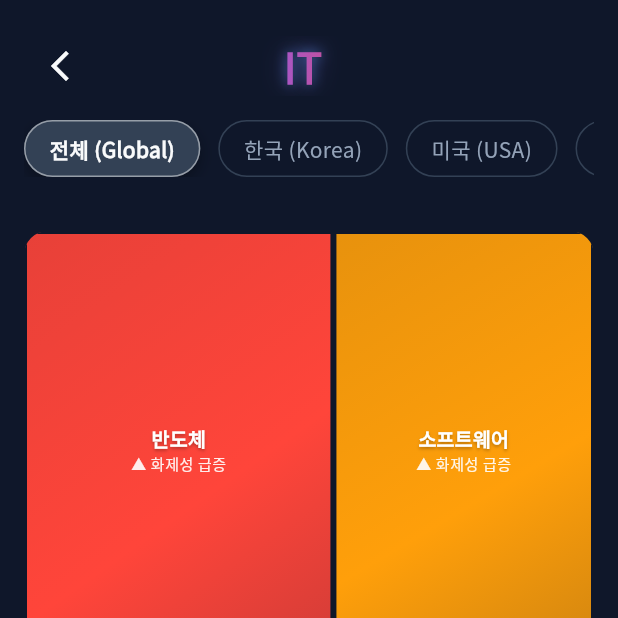
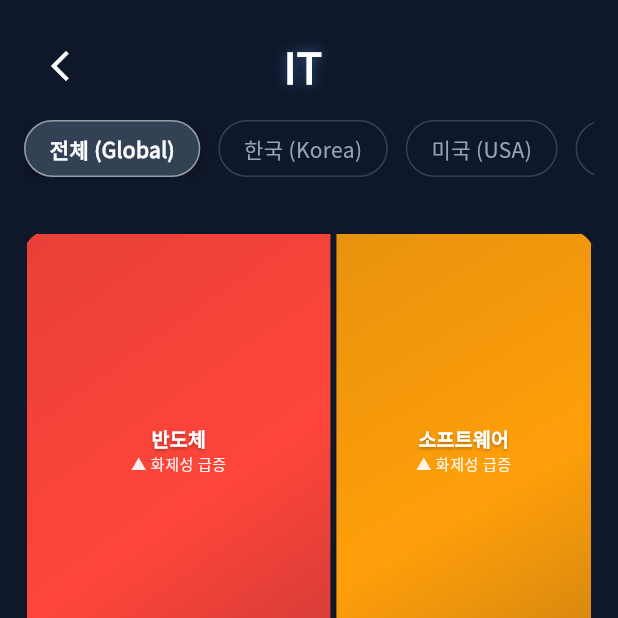
Before and after one commit to choichanwoo001/news_moa, a Flutter app: the screen it shows after launch, after a tap on "IT", on a phone screen of 412 x 824 dp, the top half of it. Run offline on Flutter 3.47's test engine with Material 3 defaults, Android fonts, the phone set to English and light mode, and no system bars; our stand-ins replace google_fonts.

Commit message:
style: 앱 제목 그라데이션 제거 및 단색 스타일 적용

```diff
--- a/lib/screens/home_screen.dart
+++ b/lib/screens/home_screen.dart
@@ -146,24 +146,14 @@ class _HomeScreenState extends State<HomeScreen> {
                         fontFamily: 'Noto Sans KR',
                         fontSize: 28,
                         fontWeight: FontWeight.w900,
+                        color: Colors.white,
                         shadows: [
                           Shadow(
                             offset: const Offset(0, 0),
                             blurRadius: 10.0,
-                            color: AppColors.neonGlow.withOpacity(0.6),
-                          ),
-                          Shadow(
-                            offset: const Offset(0, 0),
-                            blurRadius: 20.0,
-                            color: AppColors.accent.withOpacity(0.4),
+                            color: AppColors.neonGlow.withOpacity(0.5),
                           ),
                         ],
-                        decoration: TextDecoration.none,
-                        foreground: Paint()
-                          ..style = PaintingStyle.fill
-                          ..shader = const LinearGradient(
-                            colors: [AppColors.neonGlow, AppColors.accent, AppColors.heatHigh],
-                          ).createShader(const Rect.fromLTWH(0, 0, 300, 50)),
                       ),
                     ),
                   ),
```
